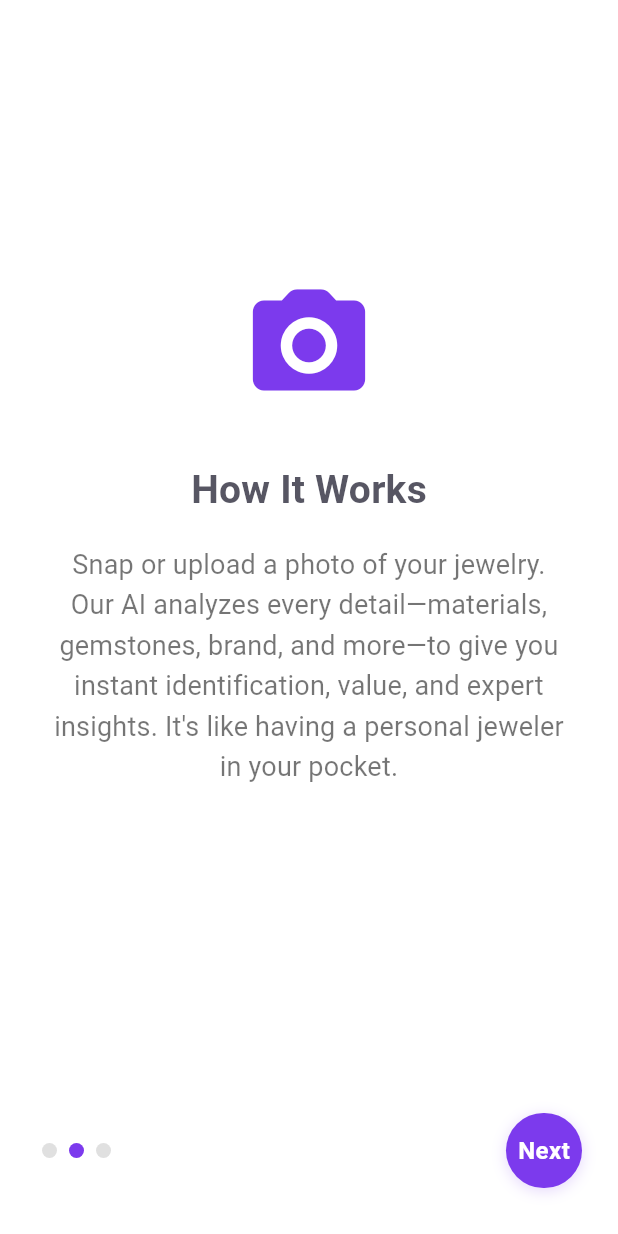
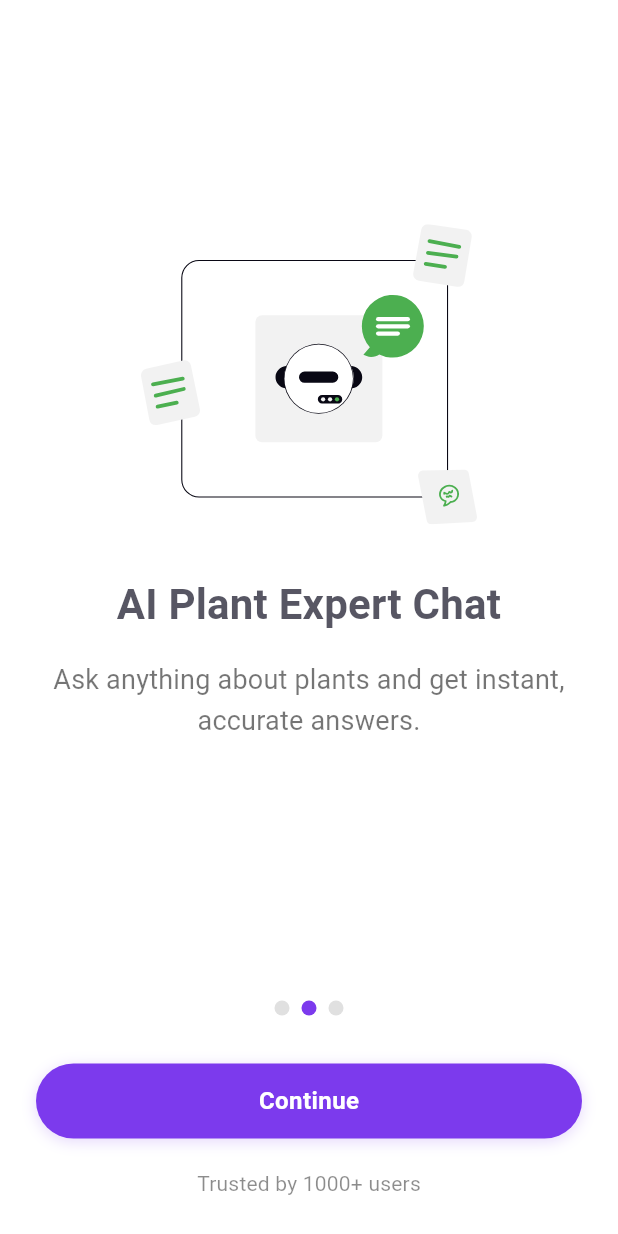
Before and after one commit to ivantrj/RockIdentifier, a Flutter app: the screen it shows after launch, swiped to page 2, on a phone screen of 412 x 824 dp. Run offline on Flutter 3.47's test engine with Material 3 defaults, Android fonts, the phone set to English and light mode, and no system bars; our stand-ins replace connectivity_plus, flutter_svg, get_it, hugeicons, iconsax, image_picker and 2 more; missing offline and left inert: fimber, purchases_flutter; project files that could hold a hidden picture were left out.

Commit message:
redesign onboadring, cleanup

```diff
--- a/lib/features/onboarding/onboarding_screen.dart
+++ b/lib/features/onboarding/onboarding_screen.dart
@@ -1,6 +1,7 @@
 import 'package:flutter/material.dart';
 import 'package:jewelry_id/core/theme/app_theme.dart';
 import 'package:jewelry_id/core/widgets/primary_button.dart';
+import 'package:flutter_svg/flutter_svg.dart';
 
 class OnboardingScreen extends StatefulWidget {
   final VoidCallback onFinish;
@@ -13,7 +14,6 @@ class OnboardingScreen extends StatefulWidget {
 class _OnboardingScreenState extends State<OnboardingScreen> {
   final PageController _controller = PageController();
   int _page = 0;
-  String? _experience;
 
   void _next() {
     if (_page < 2) {
@@ -26,9 +26,9 @@ class _OnboardingScreenState extends State<OnboardingScreen> {
   @override
   Widget build(BuildContext context) {
     final pages = [
-      _buildWelcomePage(context),
-      _buildHowToPage(context),
-      _buildQuestionPage(context),
+      _buildIdentificationPage(context),
+      _buildExpertChatPage(context),
+      _buildCareTipsPage(context),
     ];
     return Scaffold(
       backgroundColor: AppTheme.lightBackgroundColor,
@@ -44,10 +44,10 @@ class _OnboardingScreenState extends State<OnboardingScreen> {
             ),
             Padding(
               padding: const EdgeInsets.symmetric(horizontal: 24, vertical: 24),
-              child: Row(
-                mainAxisAlignment: MainAxisAlignment.spaceBetween,
+              child: Column(
                 children: [
                   Row(
+                    mainAxisAlignment: MainAxisAlignment.center,
                     children: List.generate(
                       3,
                       (i) => Container(
@@ -61,11 +61,16 @@ class _OnboardingScreenState extends State<OnboardingScreen> {
                       ),
                     ),
                   ),
+                  const SizedBox(height: 24),
                   PrimaryButton(
-                    text: _page < 2 ? 'Next' : 'Get Started',
-                    onPressed: _page == 2 && _experience == null ? null : _next,
-                    isFullWidth: false,
-                    // Use a visible color for onboarding
+                    text: _page < 2 ? 'Continue' : 'Get Started',
+                    onPressed: _next,
+                    isFullWidth: true,
+                  ),
+                  const SizedBox(height: 12),
+                  const Text(
+                    'Trusted by 1000+ users',
+                    style: TextStyle(fontSize: 14, color: Colors.black45),
                   ),
                 ],
               ),
@@ -76,21 +81,22 @@ class _OnboardingScreenState extends State<OnboardingScreen> {
     );
   }
 
-  Widget _buildWelcomePage(BuildContext context) {
+  Widget _buildIdentificationPage(BuildContext context) {
     return Column(
       mainAxisAlignment: MainAxisAlignment.center,
       children: [
-        Image.asset('assets/icon/icon.png', width: 120, height: 120),
+        SvgPicture.asset('assets/onboarding/onboarding_1.svg', height: 200),
         const SizedBox(height: 32),
         const Text(
-          'Welcome to JewelMate!',
+          'Instant Plant Identification',
           style: TextStyle(fontSize: 28, fontWeight: FontWeight.bold),
+          textAlign: TextAlign.center,
         ),
         const SizedBox(height: 16),
         const Padding(
           padding: EdgeInsets.symmetric(horizontal: 32),
           child: Text(
-            'Your AI-powered jewelry expert. Instantly identify, value, and learn about any jewelry piece using just your phone. Discover hidden value, make smarter decisions, and become your own jewelry expert—powered by advanced artificial intelligence.',
+            'Snap a photo and discover any plant in seconds.',
             style: TextStyle(fontSize: 18, color: Colors.black54),
             textAlign: TextAlign.center,
           ),
@@ -99,21 +105,22 @@ class _OnboardingScreenState extends State<OnboardingScreen> {
     );
   }
 
-  Widget _buildHowToPage(BuildContext context) {
+  Widget _buildExpertChatPage(BuildContext context) {
     return Column(
       mainAxisAlignment: MainAxisAlignment.center,
       children: [
-        Icon(Icons.camera_alt_rounded, size: 90, color: AppTheme.primaryColor),
+        SvgPicture.asset('assets/onboarding/onboarding_2.svg', height: 200),
         const SizedBox(height: 32),
         const Text(
-          'How It Works',
-          style: TextStyle(fontSize: 26, fontWeight: FontWeight.bold),
+          'AI Plant Expert Chat',
+          style: TextStyle(fontSize: 28, fontWeight: FontWeight.bold),
+          textAlign: TextAlign.center,
         ),
         const SizedBox(height: 16),
         const Padding(
           padding: EdgeInsets.symmetric(horizontal: 32),
           child: Text(
-            'Snap or upload a photo of your jewelry. Our AI analyzes every detail—materials, gemstones, brand, and more—to give you instant identification, value, and expert insights. It\'s like having a personal jeweler in your pocket.',
+            'Ask anything about plants and get instant, accurate answers.',
             style: TextStyle(fontSize: 18, color: Colors.black54),
             textAlign: TextAlign.center,
           ),
@@ -122,53 +129,27 @@ class _OnboardingScreenState extends State<OnboardingScreen> {
     );
   }
 
-  Widget _buildQuestionPage(BuildContext context) {
+  Widget _buildCareTipsPage(BuildContext context) {
     return Column(
       mainAxisAlignment: MainAxisAlignment.center,
       children: [
-        Icon(Icons.diamond_rounded, size: 90, color: AppTheme.primaryColor),
+        SvgPicture.asset('assets/onboarding/onboarding_3.svg', height: 200),
         const SizedBox(height: 32),
         const Text(
-          'Let\'s Get to Know You',
-          style: TextStyle(fontSize: 26, fontWeight: FontWeight.bold),
+          'Personalized Care Tips',
+          style: TextStyle(fontSize: 28, fontWeight: FontWeight.bold),
+          textAlign: TextAlign.center,
         ),
         const SizedBox(height: 16),
         const Padding(
           padding: EdgeInsets.symmetric(horizontal: 32),
           child: Text(
-            'Are you a collector, enthusiast, or just curious? JewelMate adapts to your needs—whether you want to discover, sell, insure, or simply learn more about your jewelry.',
+            'Get expert advice to help your plants thrive.',
             style: TextStyle(fontSize: 18, color: Colors.black54),
             textAlign: TextAlign.center,
           ),
         ),
-        const SizedBox(height: 24),
-        Row(
-          mainAxisAlignment: MainAxisAlignment.center,
-          children: [
-            _chip('Collector'),
-            const SizedBox(width: 12),
-            _chip('Enthusiast'),
-            const SizedBox(width: 12),
-            _chip('Curious'),
-          ],
-        ),
       ],
     );
   }
-
-  Widget _chip(String label) {
-    final isSelected = _experience == label;
-    return GestureDetector(
-      onTap: () => setState(() => _experience = label),
-      child: Chip(
-        label: Text(label),
-        backgroundColor: isSelected ? AppTheme.primaryColor : Colors.amber[100],
-        labelStyle: TextStyle(
-          fontWeight: FontWeight.w600,
-          color: isSelected ? Colors.white : Colors.amber[900],
-        ),
-        padding: const EdgeInsets.symmetric(horizontal: 14, vertical: 8),
-      ),
-    );
-  }
 }
--- a/pubspec.yaml
+++ b/pubspec.yaml
@@ -29,6 +29,7 @@ dependencies:
   in_app_review: ^2.0.8
   crypto: ^3.0.3
   connectivity_plus: ^6.0.5
+  flutter_svg: ^2.2.0
 
 dev_dependencies:
   flutter_test:
@@ -40,6 +41,9 @@ flutter:
   assets:
     - assets/icon/icon.png
     - assets/images/
+    - assets/onboarding/onboarding_1.svg
+    - assets/onboarding/onboarding_2.svg
+    - assets/onboarding/onboarding_3.svg
 
 flutter_launcher_icons:
   android: true
```
Also changed, not shown: lib/features/library/view/detail_screen.dart (+21 -21 lines), lib/features/library/view/library_screen.dart (+10 -65 lines), lib/features/settings/view/settings_screen.dart (+0 -9 lines), assets/onboarding/onboarding_1.svg (added), assets/onboarding/onboarding_2.svg (added), assets/onboarding/onboarding_3.svg (added), pubspec.lock, 1 other file.
